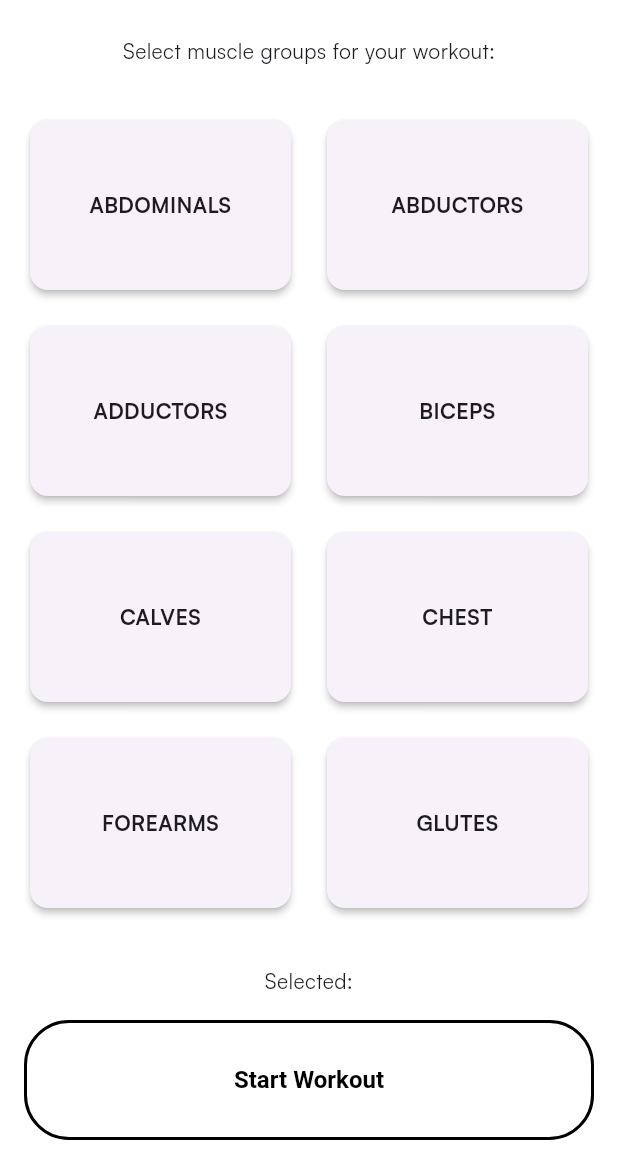
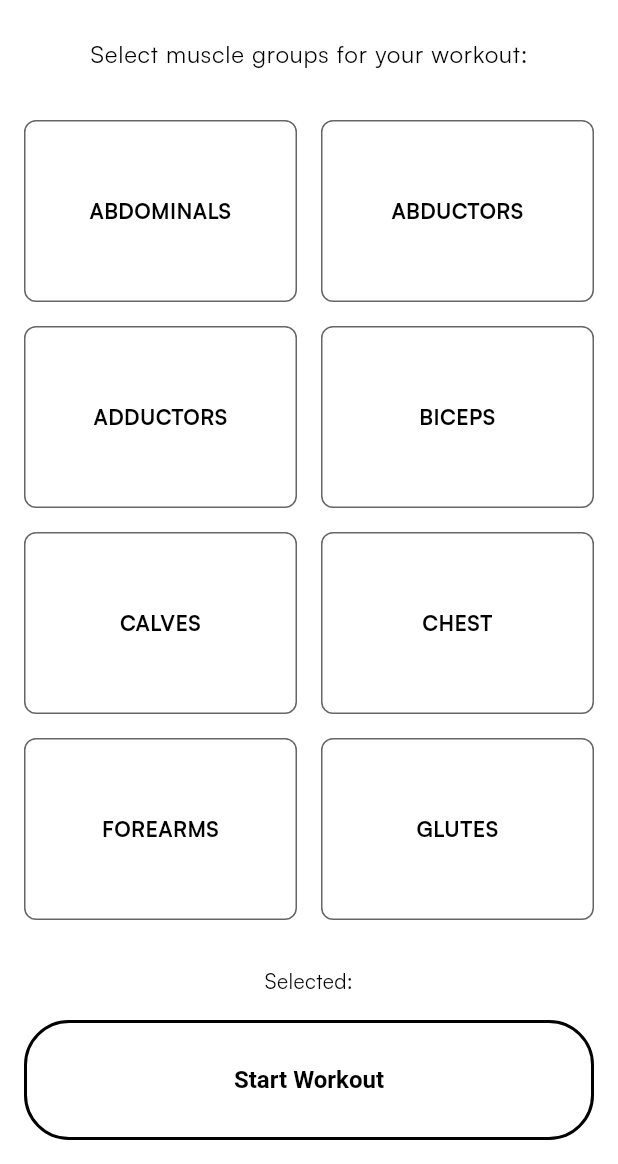
Before and after one commit to ErgiIsmahili/LastSet, a Flutter app: the RootPage screen opened directly, on a phone screen of 412 x 824 dp, the part 72-1236 px from its top. Run offline on Flutter 3.47's test engine with Material 3 defaults, Android fonts, the light colour scheme and no system bars; our stand-ins replace dartz, firebase_auth, firebase_core, flutter_bloc, flutter_dotenv, flutter_svg and 3 more; accounts and stored records are empty.

Commit message:
F - themes for select workout

```diff
--- a/lib/core/configs/theme/app_colors.dart
+++ b/lib/core/configs/theme/app_colors.dart
@@ -1,8 +1,6 @@
 import 'package:flutter/material.dart';
 
 class AppColors {
-
-  static const primary = Color(0xffffffff);
   static const darkBackground = Color(0x00000000);
   static const lightBackground = Color(0xffffffff);
   static const lightGray = Color(0xff9e9e9e);
--- a/lib/core/configs/theme/app_theme.dart
+++ b/lib/core/configs/theme/app_theme.dart
@@ -3,10 +3,16 @@ import 'package:myapp/core/configs/theme/app_colors.dart';
 
 class AppTheme {
   static final lightTheme = ThemeData(
-    primaryColor: AppColors.primary,
+    primaryColor: AppColors.darkBackground,
     scaffoldBackgroundColor: AppColors.lightBackground,
     brightness: Brightness.light,
     fontFamily: 'Satoshi',
+    colorScheme: const ColorScheme.light(
+      primary: AppColors.darkBackground,
+      onPrimary: Colors.white,
+      surface: AppColors.lightBackground,
+      onSurface: Colors.black,
+    ),
     inputDecorationTheme: InputDecorationTheme(
       filled: true,
       fillColor: Colors.transparent,
@@ -19,46 +25,46 @@ class AppTheme {
         borderRadius: BorderRadius.circular(30),
         borderSide: const BorderSide(
           color: Colors.black,
-          width: 0.4
+          width: 0.4,
         ),
       ),
       enabledBorder: OutlineInputBorder(
         borderRadius: BorderRadius.circular(30),
         borderSide: const BorderSide(
           color: Colors.black,
-          width: 0.4
+          width: 0.4,
         ),
       ),
       focusedBorder: OutlineInputBorder(
         borderRadius: BorderRadius.circular(30),
         borderSide: const BorderSide(
           color: Colors.black,
-          width: 1.0
+          width: 1.0,
         ),
       ),
     ),
     elevatedButtonTheme: ElevatedButtonThemeData(
       style: ElevatedButton.styleFrom(
-        backgroundColor: AppColors.primary,
+        backgroundColor: AppColors.darkBackground,
         foregroundColor: AppColors.lightBackground,
         elevation: 0,
         textStyle: const TextStyle(fontSize: 16, fontWeight: FontWeight.bold),
         shape: RoundedRectangleBorder(
-          borderRadius: BorderRadius.circular(30)
+          borderRadius: BorderRadius.circular(30),
         ),
         padding: const EdgeInsets.symmetric(vertical: 15, horizontal: 30),
-      )
+      ),
     ),
     textButtonTheme: TextButtonThemeData(
       style: TextButton.styleFrom(
-        foregroundColor: AppColors.primary,
+        foregroundColor: AppColors.darkBackground,
         textStyle: const TextStyle(fontWeight: FontWeight.bold),
       ),
     ),
     textSelectionTheme: const TextSelectionThemeData(
-      cursorColor: AppColors.primary,
+      cursorColor: AppColors.darkBackground,
       selectionColor: AppColors.lightGray,
-      selectionHandleColor: AppColors.primary,
+      selectionHandleColor: AppColors.darkBackground,
     ),
   );
 
@@ -67,6 +73,12 @@ class AppTheme {
     scaffoldBackgroundColor: AppColors.darkBackground,
     brightness: Brightness.dark,
     fontFamily: 'Satoshi',
+    colorScheme: const ColorScheme.dark(
+      primary: AppColors.lightBackground,
+      onPrimary: Colors.black,
+      surface: AppColors.darkBackground,
+      onSurface: Colors.white,
+    ),
     inputDecorationTheme: InputDecorationTheme(
       filled: true,
       fillColor: Colors.transparent,
@@ -79,21 +91,21 @@ class AppTheme {
         borderRadius: BorderRadius.circular(30),
         borderSide: const BorderSide(
           color: Colors.white,
-          width: 0.4
+          width: 0.4,
         ),
       ),
       enabledBorder: OutlineInputBorder(
         borderRadius: BorderRadius.circular(30),
         borderSide: const BorderSide(
           color: Colors.white,
-          width: 0.4
+          width: 0.4,
         ),
       ),
       focusedBorder: OutlineInputBorder(
         borderRadius: BorderRadius.circular(30),
         borderSide: const BorderSide(
           color: Colors.white,
-          width: 1.0
+          width: 1.0,
         ),
       ),
     ),
@@ -104,10 +116,10 @@ class AppTheme {
         elevation: 0,
         textStyle: const TextStyle(fontSize: 16, fontWeight: FontWeight.bold),
         shape: RoundedRectangleBorder(
-          borderRadius: BorderRadius.circular(30)
+          borderRadius: BorderRadius.circular(30),
         ),
         padding: const EdgeInsets.symmetric(vertical: 15, horizontal: 30),
-      )
+      ),
     ),
     textButtonTheme: TextButtonThemeData(
       style: TextButton.styleFrom(
--- a/lib/presentation/root/pages/root.dart
+++ b/lib/presentation/root/pages/root.dart
@@ -1,6 +1,5 @@
 import 'package:flutter/material.dart';
 import 'package:flutter_svg/flutter_svg.dart';
-import 'package:myapp/common/helpers/is_dark_mode.dart';
 import 'package:myapp/common/widgets/appbar/app_bar.dart';
 import 'package:myapp/common/widgets/button/basic_app_button.dart';
 import 'package:myapp/core/configs/assets/app_vectors.dart';
@@ -51,7 +50,8 @@ class RootPageState extends State<RootPage> {
 
   @override
   Widget build(BuildContext context) {
-    bool isDarkMode = context.isDarkMode;
+    final theme = Theme.of(context);
+    final colorScheme = theme.colorScheme;
 
     return Scaffold(
       appBar: BasicAppBar(
@@ -60,15 +60,18 @@ class RootPageState extends State<RootPage> {
           height: 40,
           width: 40,
           colorFilter: ColorFilter.mode(
-            isDarkMode ? Colors.white : Colors.black, BlendMode.srcIn)
+            colorScheme.onSurface,
+            BlendMode.srcIn,
+          ),
         ),
       ),
       body: Column(
         children: [
-          const Padding(
-            padding: EdgeInsets.all(16.0),
+          Padding(
+            padding: const EdgeInsets.all(16.0),
             child: Text(
               'Select muscle groups for your workout:',
+              style: theme.textTheme.bodyLarge,
             ),
           ),
           Expanded(
@@ -87,9 +90,22 @@ class RootPageState extends State<RootPage> {
 
                 return InkWell(
                   onTap: () => _onMuscleGroupSelect(muscleGroup),
-                  child: Card(
-                    elevation: isSelected ? 8 : 2,
-                    color: isSelected ? Theme.of(context).primaryColor : null,
+                  splashColor: isSelected
+                      ? Colors.transparent
+                      : colorScheme.onSurface.withOpacity(0.2),
+                  child: Container(
+                    decoration: BoxDecoration(
+                      color: isSelected
+                          ? colorScheme.primary
+                          : colorScheme.surface,
+                      border: Border.all(
+                        color: isSelected
+                            ? colorScheme.primary
+                            : colorScheme.onSurface.withOpacity(0.6),
+                        width: 1.0,
+                      ),
+                      borderRadius: BorderRadius.circular(8),
+                    ),
                     child: Stack(
                       children: [
                         Center(
@@ -98,17 +114,19 @@ class RootPageState extends State<RootPage> {
                             textAlign: TextAlign.center,
                             style: TextStyle(
                               fontWeight: FontWeight.bold,
-                              color: isSelected ? Colors.white : null,
+                              color: isSelected
+                                  ? colorScheme.onPrimary
+                                  : colorScheme.onSurface,
                             ),
                           ),
                         ),
                         if (isSelected)
-                          const Positioned(
+                          Positioned(
                             top: 8,
                             right: 8,
                             child: Icon(
                               Icons.check_circle,
-                              color: Colors.white,
+                              color: colorScheme.onPrimary,
                               size: 24,
                             ),
                           ),
@@ -129,6 +147,7 @@ class RootPageState extends State<RootPage> {
             Text(
               'Selected: ${selectedMuscleGroups.join(', ')}',
               textAlign: TextAlign.center,
+              style: theme.textTheme.bodyMedium,
             ),
             const SizedBox(height: 16),
             BasicAppButton(
```
